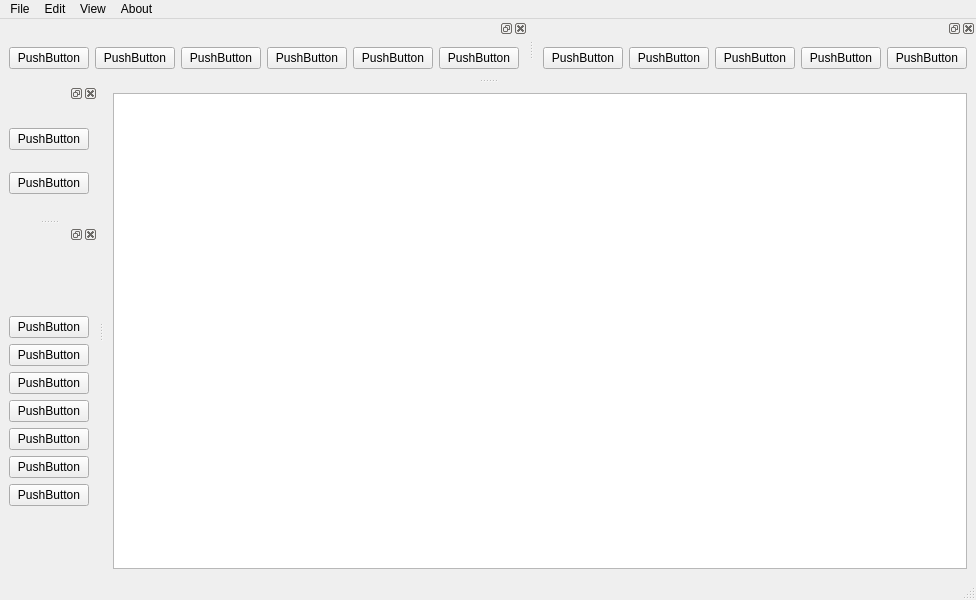
Qt form GUI.ui (MSHallOpenSoft/plotter) before a commit.
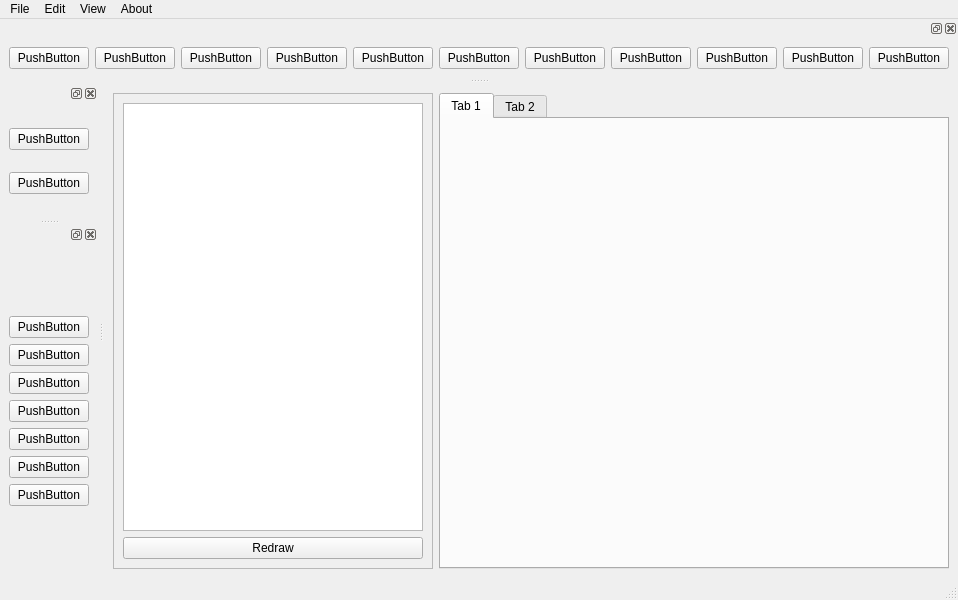
The same form after that commit.

```diff
--- a/GUI.ui
+++ b/GUI.ui
@@ -16,14 +16,58 @@
   <widget class="QWidget" name="centralwidget">
    <layout class="QHBoxLayout" name="horizontalLayout_3">
     <item>
+     <widget class="QFrame" name="frame">
+      <property name="frameShape">
+       <enum>QFrame::StyledPanel</enum>
+      </property>
+      <property name="frameShadow">
+       <enum>QFrame::Raised</enum>
+      </property>
      <layout class="QVBoxLayout" name="verticalLayout_5">
       <item>
-       <widget class="QTableWidget" name="tableWidget"/>
-      </item>
-     </layout>
+        <widget class="QTableWidget" name="tableWidget">
+         <property name="sizePolicy">
+          <sizepolicy hsizetype="Fixed" vsizetype="Expanding">
+           <horstretch>0</horstretch>
+           <verstretch>0</verstretch>
+          </sizepolicy>
+         </property>
+         <property name="minimumSize">
+          <size>
+           <width>300</width>
+           <height>0</height>
+          </size>
+         </property>
+        </widget>
+       </item>
+       <item>
+        <widget class="QPushButton" name="pushButton_21">
+         <property name="text">
+          <string>Redraw</string>
+         </property>
+        </widget>
+       </item>
+      </layout>
+     </widget>
     </item>
     <item>
-     <layout class="QVBoxLayout" name="verticalLayout_6"/>
+     <layout class="QVBoxLayout" name="verticalLayout_6">
+      <item>
+       <widget class="QTabWidget" name="tabWidget">
+        <widget class="QWidget" name="tab">
+         <attribute name="title">
+          <string>Tab 1</string>
+         </attribute>
+         <zorder>tableWidget</zorder>
+        </widget>
+        <widget class="QWidget" name="tab_2">
+         <attribute name="title">
+          <string>Tab 2</string>
+         </attribute>
+        </widget>
+       </widget>
+      </item>
+     </layout>
     </item>
    </layout>
   </widget>
@@ -198,24 +242,6 @@
         </widget>
        </item>
        <item>
-        <widget class="QPushButton" name="pushButton_5">
-         <property name="text">
-          <string>PushButton</string>
-         </property>
-        </widget>
-       </item>
-      </layout>
-     </item>
-    </layout>
-   </widget>
-  </widget>
-  <widget class="QDockWidget" name="dockWidget_4">
-   <attribute name="dockWidgetArea">
-    <number>4</number>
-   </attribute>
-   <widget class="QWidget" name="dockWidgetContents_4">
-    <layout class="QHBoxLayout" name="horizontalLayout_5">
-     <item>
       <layout class="QHBoxLayout" name="horizontalLayout_4">
        <item>
         <widget class="QPushButton" name="pushButton_17">
@@ -247,6 +273,15 @@
        </item>
        <item>
         <widget class="QPushButton" name="pushButton_18">
+           <property name="text">
+            <string>PushButton</string>
+           </property>
+          </widget>
+         </item>
+        </layout>
+       </item>
+       <item>
+        <widget class="QPushButton" name="pushButton_5">
          <property name="text">
           <string>PushButton</string>
          </property>
```
Lines whose indentation alone changed are shown as unchanged.
